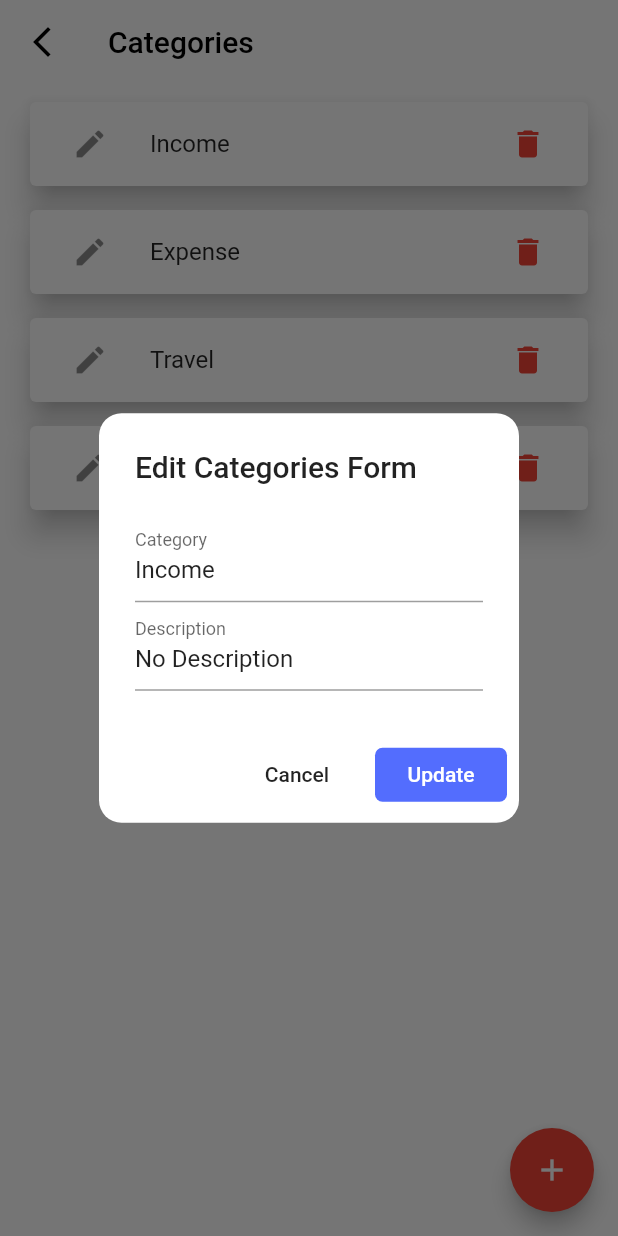
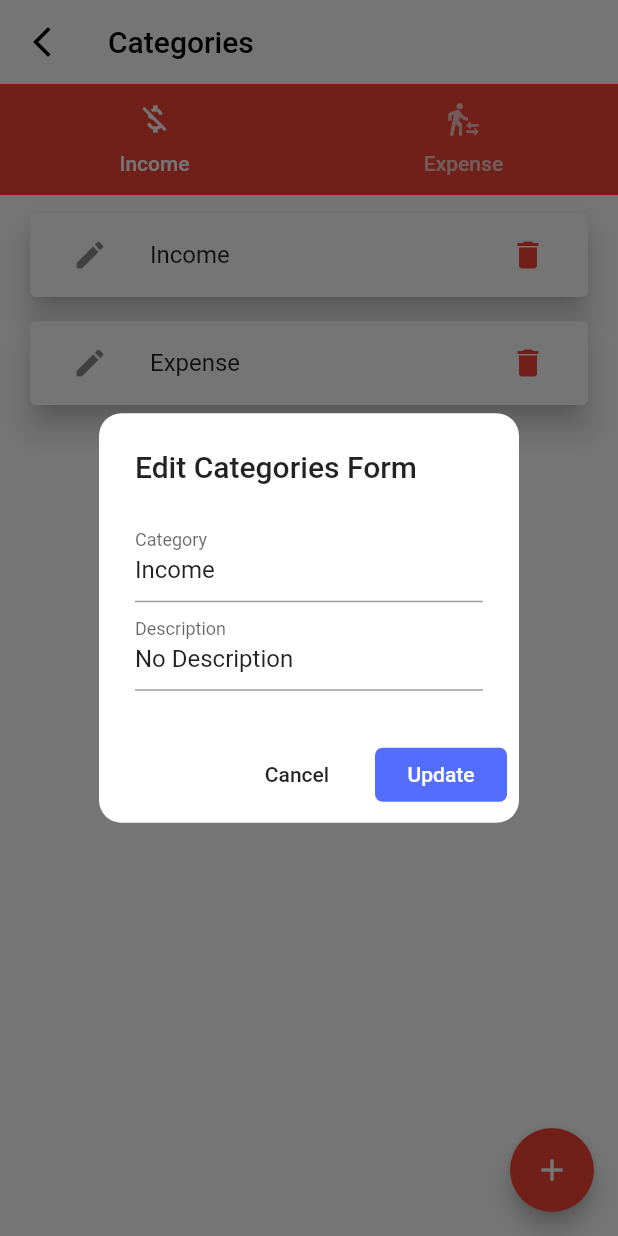
Before and after one commit to muhd-ameen/moneyist, a Flutter app: the CategoriesScreen screen opened directly, after a tap on the "edit" icon, on a phone screen of 412 x 824 dp. Run offline on Flutter 3.47's test engine with Material 2 defaults, Android fonts, the phone set to English and light mode, and no system bars; our stand-ins replace flutter_local_notifications, flutter_native_timezone, flutter_rating_bar, flutter_switch, image_picker, rxdart and 6 more; missing offline and left inert: image_picker_for_web, shared_preferences_web; accounts and stored records are empty.

Commit message:
+ tabbed Category added + image db, ui added

```diff
--- a/lib/main.dart
+++ b/lib/main.dart
@@ -1,6 +1,7 @@
 import 'package:flutter/material.dart';
 import 'package:moneyist/screens/home_screen.dart';
 import 'package:moneyist/screens/nav/home.dart';
+import 'package:moneyist/test/tabbed.dart';
 import 'package:moneyist/view/add_category.dart';
 import 'package:moneyist/view/support.dart';
 
@@ -37,6 +38,7 @@ class MyApp extends StatelessWidget {
         '/EditTransaction': (BuildContext ctx) => EditTransaction(),
         '/Rating': (BuildContext ctx) => Rating(),
         '/CrudHome': (BuildContext ctx) => CrudHome(),
+        '/Tabbed': (BuildContext ctx) => Tabbed(),
       },
     );
   }
--- a/lib/models/transaction.dart
+++ b/lib/models/transaction.dart
@@ -6,7 +6,10 @@ class Transaction {
   String amount;
   String category;
   String transactionDate;
+  String memoImage;
   DateTime _dateTime = DateTime.now();
+
+
 
   transactionMap() {
     var mapping = Map<String, dynamic>();
@@ -14,6 +17,7 @@ class Transaction {
     mapping['title'] = title;
     mapping['amount'] = amount;
     mapping['category'] = category;
+    mapping['memoImage'] = memoImage;
     mapping['transactionDate'] = transactionDate;
 
     return mapping;
--- a/lib/repositories/database_connection.dart
+++ b/lib/repositories/database_connection.dart
@@ -16,10 +16,10 @@ class DatabaseConnection {
         "CREATE TABLE categories(id INTEGER PRIMARY KEY, name STRING, description STRING)");
     //
     await database.execute(
-        "INSERT Into categories (name) VALUES ('Income'), ('Expense'), ('Travel'), ('Rental');");
+        "INSERT Into categories (name) VALUES ('Income'), ('Expense');");
 
     // Create table todos
     await database.execute(
-        "CREATE TABLE transactions(id INTEGER PRIMARY KEY, title VARCHAR(22), amount TEXT, category TEXT, transactionDate TEXT)");
+        "CREATE TABLE transactions(id INTEGER PRIMARY KEY, title VARCHAR(22), amount TEXT, category TEXT, transactionDate TEXT, memoImage String)");
   }
 }
--- a/lib/screens/nav/categories_screen.dart
+++ b/lib/screens/nav/categories_screen.dart
@@ -11,7 +11,8 @@ class CategoriesScreen extends StatefulWidget {
   _CategoriesScreenState createState() => _CategoriesScreenState();
 }
 
-class _CategoriesScreenState extends State<CategoriesScreen> {
+class _CategoriesScreenState extends State<CategoriesScreen>
+    with SingleTickerProviderStateMixin {
   var _categoryNameController = TextEditingController();
   var _categoryDescriptionController = TextEditingController();
 
@@ -24,11 +25,13 @@ class _CategoriesScreenState extends State<CategoriesScreen> {
 
   var _editCategoryNameController = TextEditingController();
   var _editCategoryDescriptionController = TextEditingController();
+  TabController _controller;
 
   @override
   void initState() {
     super.initState();
     getAllCategories();
+    _controller = new TabController(length: 2, vsync: this);
   }
 
   final GlobalKey<ScaffoldState> _globalKey = GlobalKey<ScaffoldState>();
@@ -247,7 +250,30 @@ class _CategoriesScreenState extends State<CategoriesScreen> {
           ),
         ),
       ),
-      body: ListView.builder(
+      body: new ListView(
+        children: <Widget>[
+          new Container(
+            decoration: new BoxDecoration(color: Theme.of(context).primaryColor),
+            child: new TabBar(
+              controller: _controller,
+              tabs: [
+                new Tab(
+                  icon: const Icon(Icons.money_off),
+                  text: 'Income',
+                ),
+                new Tab(
+                  icon: const Icon(Icons.transfer_within_a_station),
+                  text: 'Expense',
+                ),
+              ],
+            ),
+          ),
+          new Container(
+            height: 600.0,
+            child: new TabBarView(
+              controller: _controller,
+              children: <Widget>[
+                new ListView.builder(
                     itemCount: _categoryList.length,
                     itemBuilder: (context, index) {
                       return Padding(
@@ -278,6 +304,75 @@ class _CategoriesScreenState extends State<CategoriesScreen> {
                         ),
                       );
                     }),
+                new ListView.builder(
+                    itemCount: _categoryList.length,
+                    itemBuilder: (context, index) {
+                      return Padding(
+                        padding: EdgeInsets.only(top: 8.0, left: 16.0, right: 16.0),
+                        child: Card(
+                          elevation: 8.0,
+                          child: ListTile(
+                            leading: IconButton(
+                                icon: Icon(Icons.edit),
+                                onPressed: () {
+                                  _editCategory(context, _categoryList[index].id);
+                                }),
+                            title: Row(
+                              mainAxisAlignment: MainAxisAlignment.spaceBetween,
+                              children: <Widget>[
+                                Text(_categoryList[index].name),
+                                IconButton(
+                                    icon: Icon(
+                                      Icons.delete,
+                                      color: Colors.red,
+                                    ),
+                                    onPressed: () {
+                                      _deleteFormDialog(context, _categoryList[index].id);
+                                    })
+                              ],
+                            ),
+                          ),
+                        ),
+                      );
+                    }),
+              ],
+            ),
+          ),
+        ],
+      ),
+      //
+      // body:
+      // ListView.builder(
+      //     itemCount: _categoryList.length,
+      //     itemBuilder: (context, index) {
+      //       return Padding(
+      //         padding: EdgeInsets.only(top: 8.0, left: 16.0, right: 16.0),
+      //         child: Card(
+      //           elevation: 8.0,
+      //           child: ListTile(
+      //             leading: IconButton(
+      //                 icon: Icon(Icons.edit),
+      //                 onPressed: () {
+      //                   _editCategory(context, _categoryList[index].id);
+      //                 }),
+      //             title: Row(
+      //               mainAxisAlignment: MainAxisAlignment.spaceBetween,
+      //               children: <Widget>[
+      //                 Text(_categoryList[index].name),
+      //                 IconButton(
+      //                     icon: Icon(
+      //                       Icons.delete,
+      //                       color: Colors.red,
+      //                     ),
+      //                     onPressed: () {
+      //                       _deleteFormDialog(context, _categoryList[index].id);
+      //                     })
+      //               ],
+      //             ),
+      //           ),
+      //         ),
+      //       );
+      //     }),
       floatingActionButton: FloatingActionButton(
         onPressed: () {
           _showFormDialog(context);
--- a/lib/screens/todo_screen.dart
+++ b/lib/screens/todo_screen.dart
@@ -1,5 +1,6 @@
 import 'package:flutter/material.dart';
 import 'package:flutter/services.dart';
+import 'package:moneyist/helpers/image_helper.dart';
 import 'package:moneyist/models/transaction.dart';
 import 'package:moneyist/services/category_service.dart';
 import 'package:moneyist/services/transaction_service.dart';
@@ -18,6 +19,7 @@ class _TodoScreenState extends State<TodoScreen> {
   var _todoDateController = TextEditingController();
 
   var _selectedValue;
+  var _transaction = Transaction();
 
   var _categories = List<DropdownMenuItem>();
 
@@ -66,6 +68,7 @@ class _TodoScreenState extends State<TodoScreen> {
     var _snackBar = SnackBar(content: message);
     _globalKey.currentState.showSnackBar(_snackBar);
   }
+
   String _selectedCategory = 'income';
 
   @override
@@ -179,8 +182,8 @@ class _TodoScreenState extends State<TodoScreen> {
                   ),
                   title: Text('Expense'),
                 ),
-                _selectedCategory == 'income' ?
-                DropdownButtonFormField(
+                _selectedCategory == 'income'
+                    ? DropdownButtonFormField(
                         value: _selectedValue,
                         items: _categories,
                         hint: Text('Income Categories'),
@@ -195,8 +198,8 @@ class _TodoScreenState extends State<TodoScreen> {
                             _selectedValue = value;
                           });
                         },
-                ) :
-                DropdownButtonFormField(
+                      )
+                    : DropdownButtonFormField(
                         value: _selectedValue,
                         items: _categories,
                         hint: Text('Expense Categories'),
@@ -212,24 +215,18 @@ class _TodoScreenState extends State<TodoScreen> {
                           });
                         },
                       ),
-                // DropdownButtonFormField(
-                //   value: _selectedValue,
-                //   items: _categories,
-                //   hint: Text('Category'),
-                //   validator: (text) {
-                //     if (text == null || text.isEmpty) {
-                //       return 'Please Select a Category';
-                //     }
-                //     return null;
-                //   },
-                //   onChanged: (value) {
-                //     setState(() {
-                //       _selectedValue = value;
-                //     });
-                //   },
-                // ),
                 SizedBox(
                   height: 20,
+                ),
+                FormHelper.picPicker(
+                  _transaction.memoImage,
+                  (file) => {
+                    setState(
+                      () {
+                        _transaction.memoImage = file.path;
+                      },
+                    )
+                  },
                 ),
                 Container(
                   margin: EdgeInsets.only(top: 25),
```
Also changed, not shown: lib/screens/nav/home.dart (+15 -0 lines), 5 other files. Lines whose indentation alone changed are shown as unchanged.
